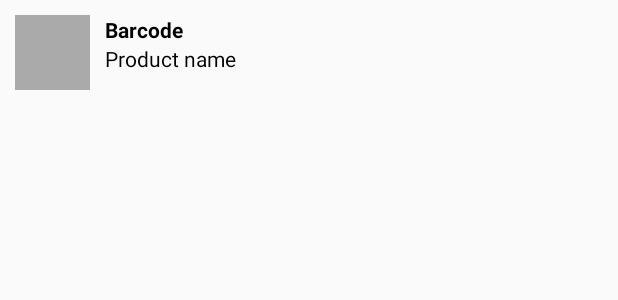
After one commit to BenjaminDenis/ChooseYourWine, an Android app: the layout product_row_layout.xml on its own in the app's theme, with its tools: preview values and no code run, on a phone screen of 412 x 824 dp. The commit adds this screen. Shown: the top 300 px of the screen. Run offline under Robolectric (Android 15) with nearby library versions, the phone set to English and light mode, and no system bars.

Commit message:
List products

```diff
--- a/app/src/main/AndroidManifest.xml
+++ b/app/src/main/AndroidManifest.xml
@@ -23,6 +23,8 @@
         </activity>
         <activity android:name=".BarcodeCaptureActivity" >
         </activity>
+        <activity android:name=".activities.ListWinesActivity" >
+        </activity>
     </application>
 
 </manifest>
--- a/app/src/main/java/com/epsi/projects/chooseyourwine/ws/WebService.java
+++ b/app/src/main/java/com/epsi/projects/chooseyourwine/ws/WebService.java
@@ -1,7 +1,4 @@
 package com.epsi.projects.chooseyourwine.ws;
-
-import com.epsi.projects.chooseyourwine.beans.Product;
-import java.util.List;
 
 import retrofit.Call;
 import retrofit.http.GET;
@@ -16,4 +13,7 @@ public interface WebService {
     @GET("/code/{code}.json")
     Call<ProductWS> getProduct(@Path("code") String code);
 
+    @GET("/category/{category}.json")
+    Call<ProductWS> getProducts(@Path("category") String category);
+
 }
--- a/app/src/main/res/layout/activity_wines_list.xml
+++ b/app/src/main/res/layout/activity_wines_list.xml
@@ -2,9 +2,8 @@
 <LinearLayout xmlns:android="http://schemas.android.com/apk/res/android"
     android:orientation="vertical" android:layout_width="match_parent"
     android:layout_height="match_parent">
-
     <ListView
         android:layout_width="match_parent"
         android:layout_height="wrap_content"
-        android:id="@+id/listView" />
+        android:id="@+id/listProducts" />
 </LinearLayout>
--- /dev/null
+++ b/app/src/main/res/layout/product_row_layout.xml
@@ -0,0 +1,37 @@
+<?xml version="1.0" encoding="utf-8"?>
+<RelativeLayout xmlns:android="http://schemas.android.com/apk/res/android"
+    xmlns:tools="http://schemas.android.com/tools"
+    android:layout_width="match_parent"
+    android:layout_height="match_parent"
+    android:padding="10dp"
+    >
+
+    <ImageView
+        android:id="@+id/product_img"
+        android:layout_width="50dp"
+        android:layout_height="50dp"
+        tools:background="#AAA"
+        />
+
+    <TextView
+        android:id="@+id/product_code"
+        android:layout_width="wrap_content"
+        android:layout_height="wrap_content"
+        android:textColor="@android:color/black"
+        android:layout_marginLeft="10dp"
+        android:layout_toRightOf="@+id/product_img"
+        android:layout_alignTop="@+id/product_img"
+        android:textStyle="bold"
+        tools:text="Barcode"
+        />
+
+    <TextView
+        android:id="@+id/product_name"
+        android:layout_width="wrap_content"
+        android:layout_height="wrap_content"
+        android:textColor="@android:color/black"
+        android:layout_alignLeft="@+id/product_code"
+        android:layout_below="@+id/product_code"
+        tools:text="Product name"
+        />
+</RelativeLayout>
--- a/app/src/main/res/values/strings.xml
+++ b/app/src/main/res/values/strings.xml
@@ -12,4 +12,5 @@
     <string name="barcode_success">Barcode read successfully</string>
     <string name="barcode_failure">No barcode captured</string>
     <string name="barcode_error">"Error reading barcode: %1$s"</string>
+    <string name="show_wines">"Show wines"</string>
 </resources>
```
Also changed, not shown: app/src/main/java/com/epsi/projects/chooseyourwine/RecognitionActivity.java (+9 -2 lines), app/src/main/java/com/epsi/projects/chooseyourwine/activities/ListWinesActivity.java (+85 -2 lines), app/src/main/java/com/epsi/projects/chooseyourwine/adapters/ProductAdapter.java (added, +56 -0 lines), app/src/main/java/com/epsi/projects/chooseyourwine/beans/Product.java (+5 -3 lines), app/src/main/java/com/epsi/projects/chooseyourwine/holders/ProductViewHolder.java (added, +13 -0 lines), app/src/main/java/com/epsi/projects/chooseyourwine/ws/ApiClient.java (+16 -7 lines), app/src/main/res/layout/activity_recognition.xml (+8 -1 lines).
